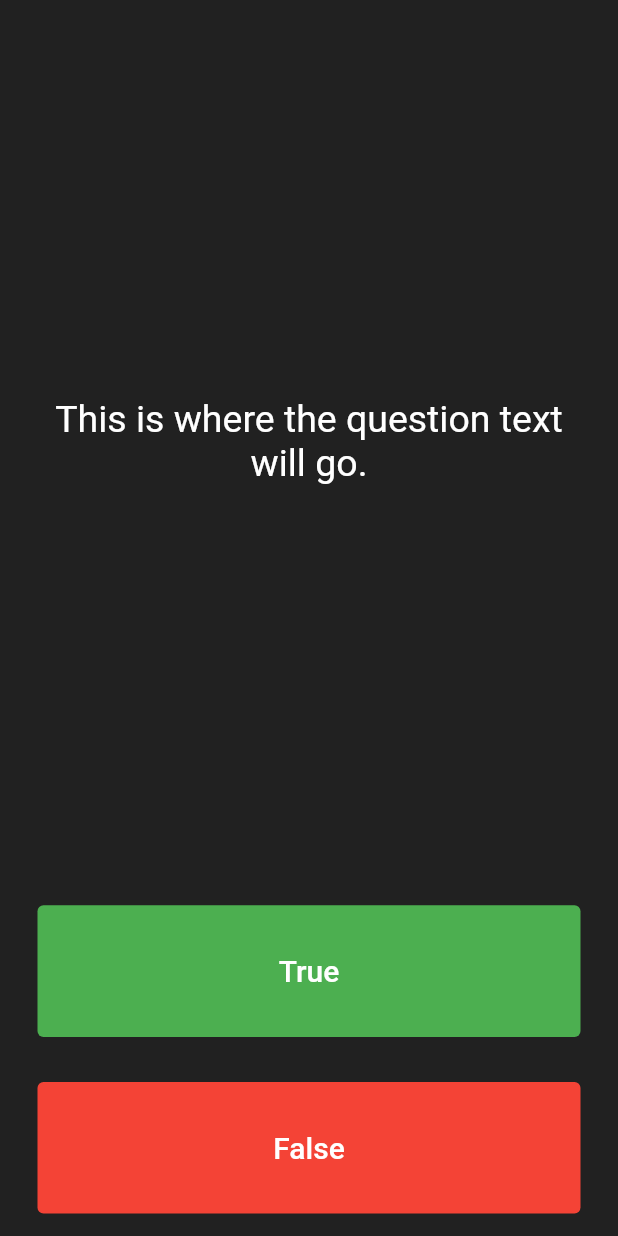
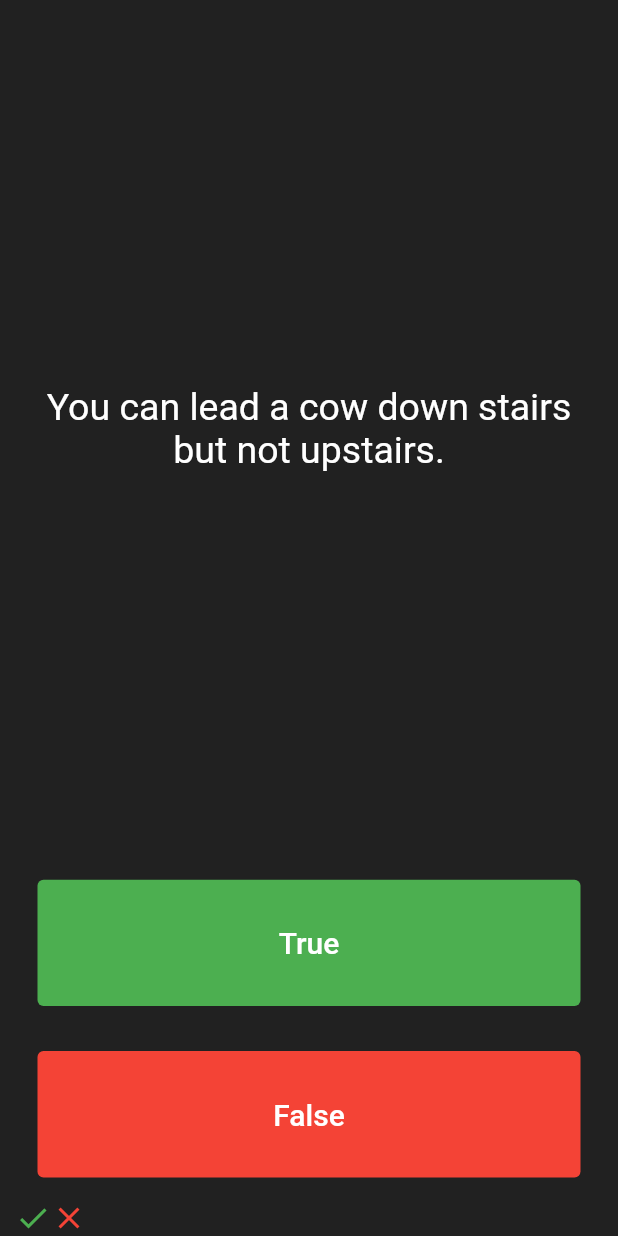
Before and after one commit to ashraf267/quizzler, a Flutter app: the screen it shows after launch, after a tap on "True", on a phone screen of 412 x 824 dp. Run offline on Flutter 3.47's test engine with Material 2 defaults, Android fonts, the phone set to English and light mode, and no system bars.

Commit message:
Wrote a lot of changes, but sadly I cannot remember :( And yes, I added a question.dart file that houses the Question class

```diff
--- a/quizzler_flutter/lib/main.dart
+++ b/quizzler_flutter/lib/main.dart
@@ -1,4 +1,5 @@
 import 'package:flutter/material.dart';
+import 'package:quizzler_flutter/question.dart';
 
 void main() => runApp(const Quizzler());
 
@@ -29,21 +30,45 @@ class QuizPage extends StatefulWidget {
 }
 
 class _QuizPageState extends State<QuizPage> {
+  List<Icon> scoreKeeper = const [
+    Icon(
+      Icons.check,
+      color: Colors.green,
+    ),
+    Icon(
+      Icons.close,
+      color: Colors.red,
+    ),
+  ];
+
+  List<Question> questionBank = [
+    Question(
+        questionText: 'You can lead a cow down stairs but not upstairs.',
+        questionAnswer: false),
+    Question(
+        questionText:
+            'Approximately one quarter of human bones are in the feet.',
+        questionAnswer: true),
+    Question(questionText: 'A slug\'s blood is green.', questionAnswer: true),
+  ];
+
+  int questionNumber = 0;
+
   @override
   Widget build(BuildContext context) {
     return Column(
       mainAxisAlignment: MainAxisAlignment.spaceBetween,
       crossAxisAlignment: CrossAxisAlignment.stretch,
       children: <Widget>[
-        const Expanded(
+        Expanded(
           flex: 5,
           child: Padding(
-            padding: EdgeInsets.all(10.0),
+            padding: const EdgeInsets.all(10.0),
             child: Center(
               child: Text(
-                'This is where the question text will go.',
+                questionBank[questionNumber].questionText,
                 textAlign: TextAlign.center,
-                style: TextStyle(
+                style: const TextStyle(
                   fontSize: 25.0,
                   color: Colors.white,
                 ),
@@ -67,6 +92,8 @@ class _QuizPageState extends State<QuizPage> {
               ),
               onPressed: () {
                 // The user picked true
+                bool correctAnswer =
+                    questionBank[questionNumber].questionAnswer;
               },
             ),
           ),
@@ -87,18 +114,16 @@ class _QuizPageState extends State<QuizPage> {
               ),
               onPressed: () {
                 // The user picked false
+                bool correctAnswer =
+                    questionBank[questionNumber].questionAnswer;
               },
             ),
           ),
         ),
-        // TODO: Add a row here as your score keeper
+        Row(
+          children: scoreKeeper,
+        ),
       ],
     );
   }
 }
-
-/*
-question 1: 'You can lead a cow down stairs but not up stairs.', false,
-question 2: 'Approximately one quarter of human bones are in the feet.', true,
-question 3: 'A slug\'s blood is green.', true,
-*/
--- /dev/null
+++ b/quizzler_flutter/lib/question.dart
@@ -0,0 +1,6 @@
+class Question {
+  String questionText;
+  bool questionAnswer;
+
+  Question({required this.questionText, required this.questionAnswer});
+}
```
